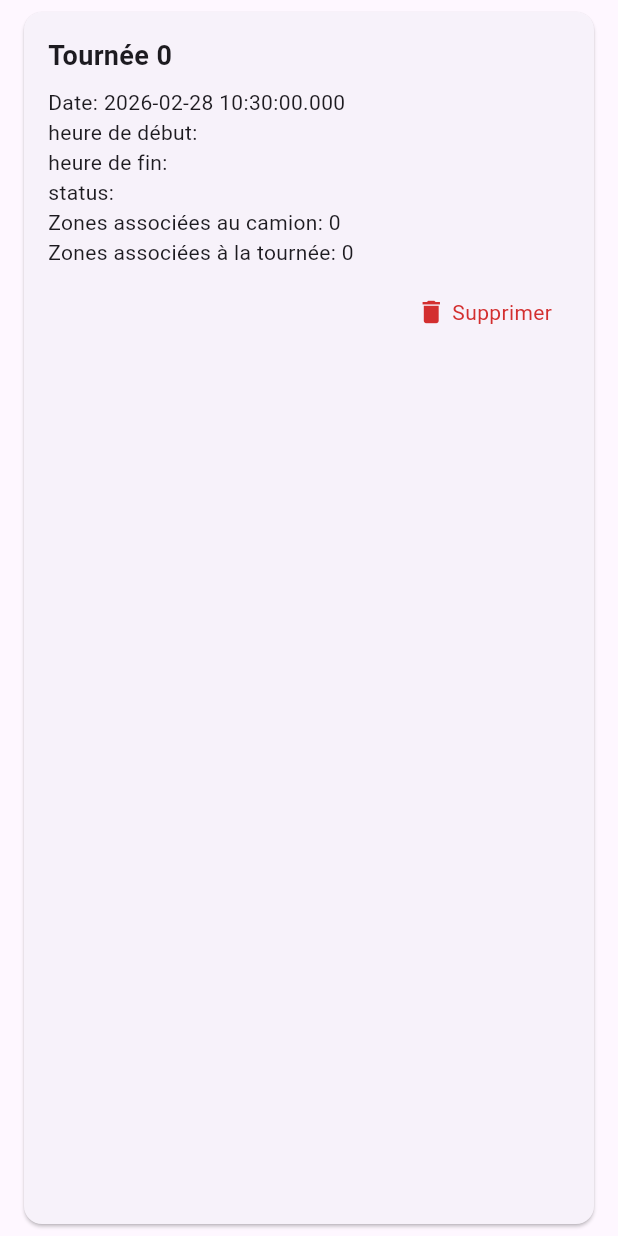
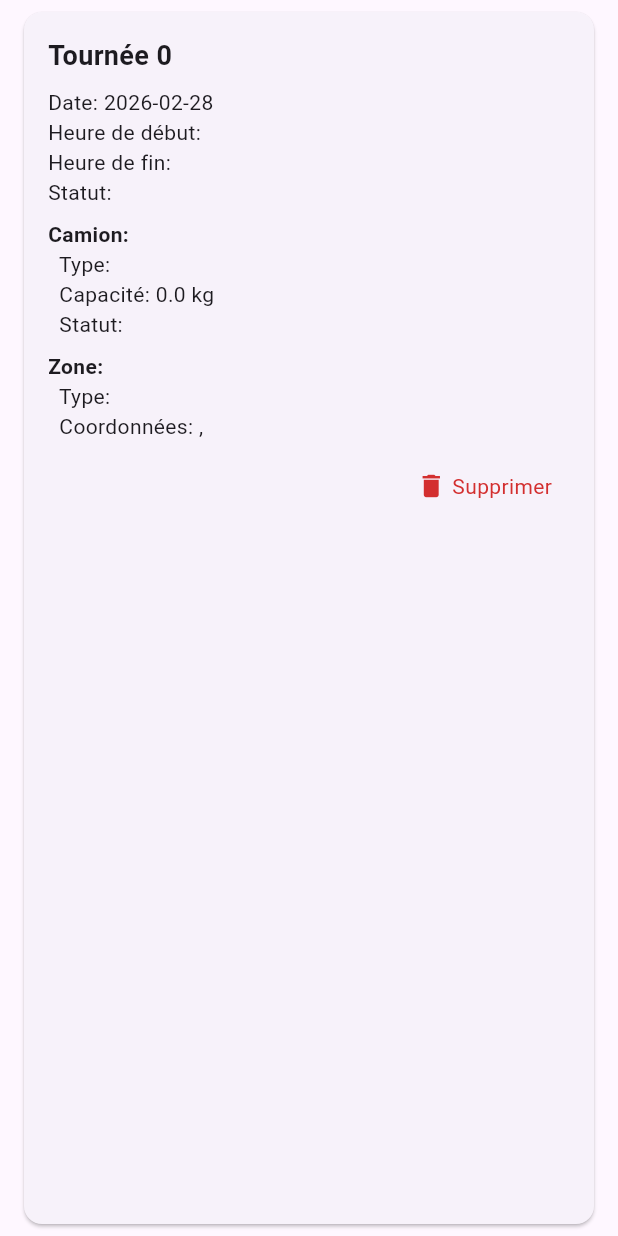
Before and after one commit to JihaneBoulahri/clean_way_frontend, a Flutter app: the TourneeCard widget shown alone on an empty page, opened directly with empty values, on a phone screen of 412 x 824 dp. Run offline on Flutter 3.47's test engine with Material 3 defaults, Android fonts, the phone set to English and light mode, and no system bars; our stand-ins replace get, get_storage; accounts and stored records are empty; network calls fail.

Commit message:
modify tournee

```diff
--- a/lib/models/tournee_model.dart
+++ b/lib/models/tournee_model.dart
@@ -1,11 +1,14 @@
+import 'camion_model.dart';
+import 'zone_model.dart';
+
 class Tournee {
   final int id;
   final DateTime dateTournee;
   final String heureDebut;
   final String? heureFin;
   final String status;
-  final int? idCamion;
-  final int? id_zone;
+  final Camion? camion;
+  final Zone? zone;
 
   Tournee({
     required this.id,
@@ -13,8 +16,8 @@ class Tournee {
     required this.heureDebut,
     required this.heureFin,
     required this.status,
-    this.idCamion,
-    this.id_zone,
+    this.camion,
+    this.zone,
   });
 
   factory Tournee.fromJson(Map<String, dynamic> json) {
@@ -24,20 +27,24 @@ class Tournee {
       heureDebut: json['heure_debut'] as String,
       heureFin: json['heure_fin'] as String?,
       status: json['status'] as String,
-      idCamion: json['id_camion'] as int?,
-      id_zone: json['id_zone'] as int?,
+      camion: json['camion'] != null
+          ? Camion.fromJson(json['camion'] as Map<String, dynamic>)
+          : null,
+      zone: json['zone'] != null
+          ? Zone.fromJson(json['zone'] as Map<String, dynamic>)
+          : null,
     );
   }
 
   Map<String, dynamic> toJson() {
     return {
       'id_tournee': id,
-      'date_tournee': dateTournee.toIso8601String(),
+      'date_tournee': dateTournee.toIso8601String().split('T').first,
       'heure_debut': heureDebut,
       'heure_fin': heureFin,
       'status': status,
-      'id_camion': idCamion,
-      'id_zone': id_zone,
+      'id_camion': camion?.id,
+      'id_zone': zone?.id,
     };
   }
 }
--- a/lib/pages/tournee/widgets/tournee_card.dart
+++ b/lib/pages/tournee/widgets/tournee_card.dart
@@ -25,14 +25,30 @@ class TourneeCard extends StatelessWidget {
             ),
             const SizedBox(height: 8),
             //affiche la date de la tournée
-            Text('Date: ${tournee.dateTournee}'),
-            Text('heure de début: ${tournee.heureDebut}'),
-            Text('heure de fin: ${tournee.heureFin}'),
-            Text('status: ${tournee.status}'),
+            Text('Date: ${tournee.dateTournee.toString().split(' ').first}'),
+            Text('Heure de début: ${tournee.heureDebut}'),
+            Text('Heure de fin: ${tournee.heureFin ?? "—"}'),
+            Text('Statut: ${tournee.status}'),
 
-            // Affiche les zones associées à la tournée
-            Text('Zones associées au camion: ${tournee.idCamion}'),
-            Text('Zones associées à la tournée: ${tournee.id_zone}'),
+            if (tournee.camion != null) ...[
+              const SizedBox(height: 8),
+              Text(
+                'Camion: ${tournee.camion!.immatriculation}',
+                style: const TextStyle(fontWeight: FontWeight.w600),
+              ),
+              Text('  Type: ${tournee.camion!.typeCamion}'),
+              Text('  Capacité: ${tournee.camion!.capaciteCamion} kg'),
+              Text('  Statut: ${tournee.camion!.status}'),
+            ],
+            if (tournee.zone != null) ...[
+              const SizedBox(height: 8),
+              Text(
+                'Zone: ${tournee.zone!.nomZone}',
+                style: const TextStyle(fontWeight: FontWeight.w600),
+              ),
+              Text('  Type: ${tournee.zone!.typeZone}'),
+              Text('  Coordonnées: ${tournee.zone!.latitude}, ${tournee.zone!.longitude}'),
+            ],
 
             const SizedBox(height: 12),
 
```
